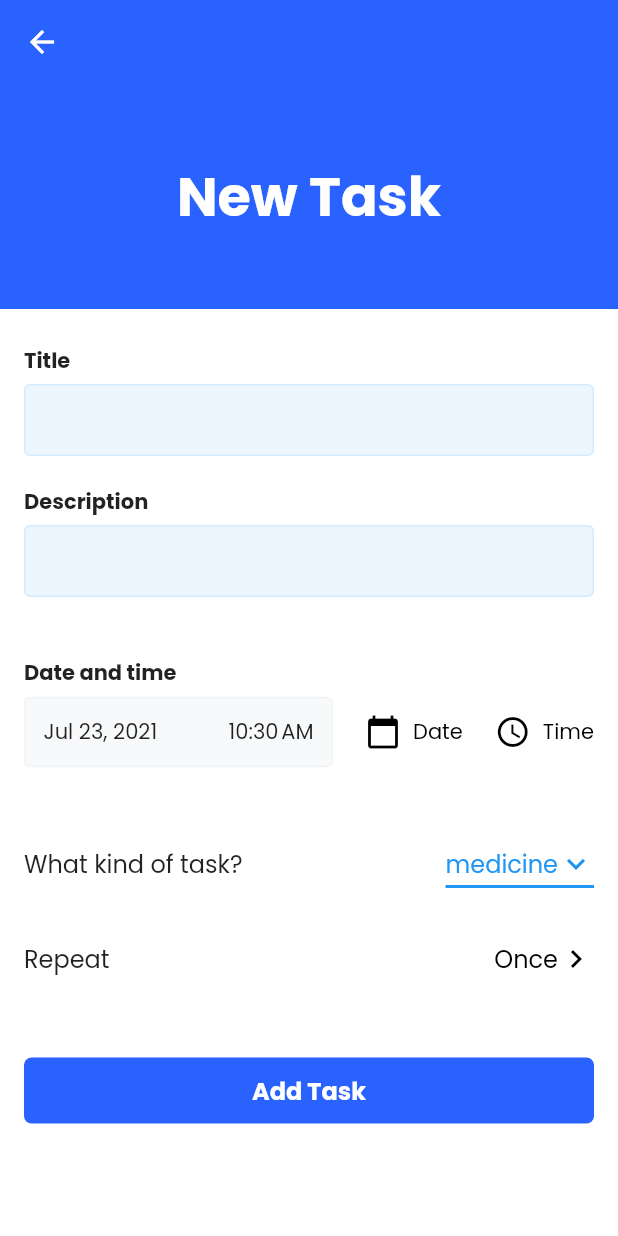
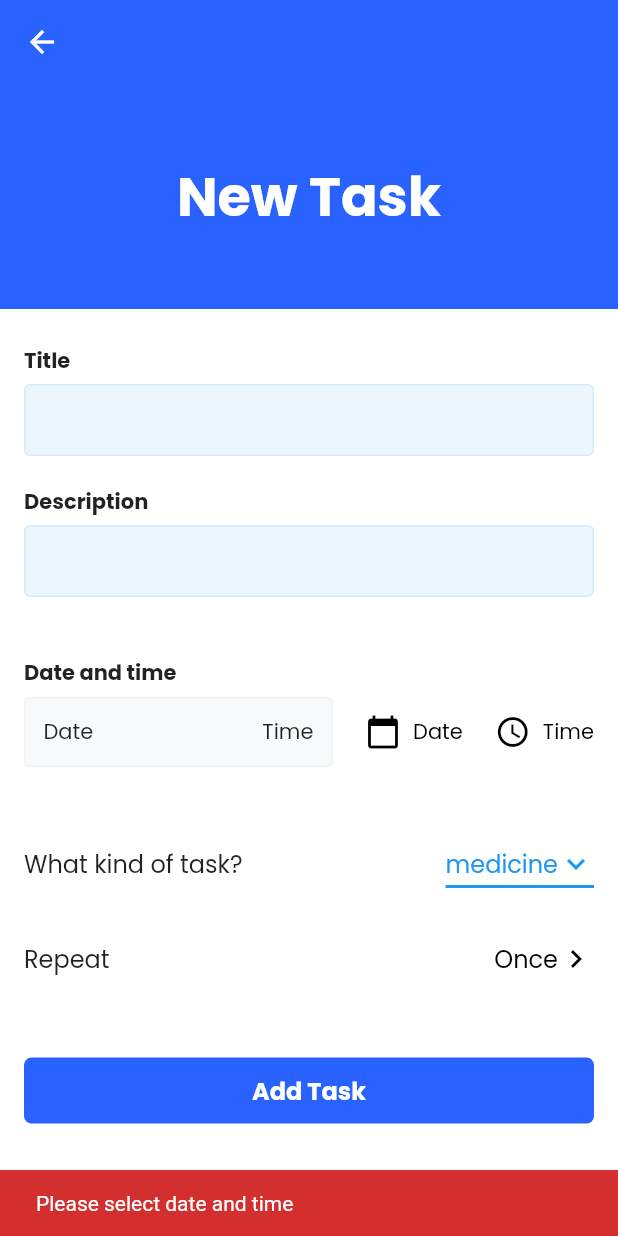
Before and after one commit to NavaneethRenjith/medwise-revamped, a Flutter app: the NewTaskScreen screen opened directly, after a tap on "Add Task", on a phone screen of 412 x 824 dp. Run offline on Flutter 3.47's test engine with Material 2 defaults, Android fonts, the phone set to English and light mode, and no system bars; our stand-ins replace cloud_firestore, firebase_auth, firebase_core, flutter_svg; accounts and stored records are empty.

Commit message:
new-task-form complete

```diff
--- a/lib/screens/task/new_task_screen.dart
+++ b/lib/screens/task/new_task_screen.dart
@@ -1,17 +1,28 @@
 import 'package:flutter/material.dart';
+import 'package:cloud_firestore/cloud_firestore.dart';
 
 import '../../theme/theme.dart';
 import '../../widgets/custom_appbar.dart';
 import '../../widgets/task/new_task_form.dart';
 
-class NewTaskScreen extends StatefulWidget {
+class NewTaskScreen extends StatelessWidget {
   const NewTaskScreen({Key? key}) : super(key: key);
 
-  @override
-  _NewTaskScreenState createState() => _NewTaskScreenState();
-}
+  void _submitTask(
+    String title,
+    String desc,
+    String tag,
+    DateTime date,
+    TimeOfDay time,
+  ) {
+    print(title);
+    print(desc);
+    print(tag);
+    final dateTime =
+        DateTime(date.year, date.month, date.day, time.hour, time.minute);
+    print(dateTime);
+  }
 
-class _NewTaskScreenState extends State<NewTaskScreen> {
   @override
   Widget build(BuildContext context) {
     return Scaffold(
@@ -21,7 +32,7 @@ class _NewTaskScreenState extends State<NewTaskScreen> {
       ),
       backgroundColor: Colors.white,
       body: SingleChildScrollView(
-        child: NewTaskForm(),
+        child: NewTaskForm(_submitTask),
       ),
     );
   }
--- a/lib/widgets/task/new_task_form.dart
+++ b/lib/widgets/task/new_task_form.dart
@@ -4,14 +4,60 @@ import 'package:intl/intl.dart';
 import '../../theme/theme.dart';
 
 class NewTaskForm extends StatefulWidget {
-  const NewTaskForm({Key? key}) : super(key: key);
+  final void Function(
+    String title,
+    String desc,
+    String tag,
+    DateTime date,
+    TimeOfDay time,
+  ) submitTask;
+
+  NewTaskForm(this.submitTask);
 
   @override
   _NewTaskFormState createState() => _NewTaskFormState();
 }
 
 class _NewTaskFormState extends State<NewTaskForm> {
+  final _titleController = TextEditingController();
+  final _descController = TextEditingController();
   String _selectedTag = 'medicine';
+  DateTime? _selectedDate;
+  TimeOfDay? _selectedTime;
+
+  void _presentDatePicker() {
+    showDatePicker(
+      context: context,
+      initialDate: DateTime.now(),
+      firstDate: DateTime.now(),
+      lastDate: DateTime(2022),
+    ).then((pickedDate) {
+      if (pickedDate == null) return;
+      setState(() {
+        _selectedDate = pickedDate;
+      });
+    });
+  }
+
+  void _presentTimePicker() {
+    showTimePicker(
+      context: context,
+      initialTime: TimeOfDay.now(),
+    ).then((pickedTime) {
+      if (pickedTime == null) return;
+      setState(() {
+        _selectedTime = pickedTime;
+      });
+    });
+  }
+
+  @override
+  void dispose() {
+    // Clean up the controller when the widget is disposed.
+    _titleController.dispose();
+    _descController.dispose();
+    super.dispose();
+  }
 
   @override
   Widget build(BuildContext context) {
@@ -22,85 +68,52 @@ class _NewTaskFormState extends State<NewTaskForm> {
       ),
       child: Column(
         children: [
-          Container(
-            margin: const EdgeInsets.only(
-              bottom: 20,
+          TitleAndDesc(
+            titleController: _titleController,
+            descController: _descController,
           ),
-            child: Column(
-              crossAxisAlignment: CrossAxisAlignment.start,
-              children: [
-                Text(
-                  'Title',
+          dateAndTime(context),
+          tagAndRepeatSection(),
+          SizedBox(
+            width: double.infinity,
+            child: TextButton(
+              onPressed: () {
+                if (_selectedDate == null || _selectedTime == null) {
+                  ScaffoldMessenger.of(context).showSnackBar(
+                    SnackBar(
+                      content: Text('Please select date and time'),
+                      backgroundColor: Theme.of(context).errorColor,
+                    ),
+                  );
+                  return;
+                }
+                widget.submitTask(
+                  _titleController.text,
+                  _descController.text,
+                  _selectedTag,
+                  _selectedDate!,
+                  _selectedTime!,
+                );
+                FocusScope.of(context).unfocus();
+              },
+              child: Text(
+                'Add Task',
                 style: TextStyle(
                   fontWeight: FontWeight.bold,
                   fontFamily: 'Poppins',
+                  fontSize: 16,
                 ),
               ),
-                SizedBox(
-                  height: 5,
-                ),
-                TextField(
-                  decoration: InputDecoration(
-                    // hintText: 'Take medicines',
-                    // hintStyle: TextStyle(
-                    //   fontSize: 14,
-                    //   fontStyle: FontStyle.italic,
-                    //   color: Colors.black54,
-                    // ),
-                    filled: true,
-                    fillColor: Color.fromRGBO(189, 224, 254, 0.3),
-                    contentPadding: EdgeInsets.all(12),
-                    enabledBorder: OutlineInputBorder(
-                      borderSide: BorderSide(
-                        color: Color.fromRGBO(189, 224, 254, 0.5),
+              style: TextButton.styleFrom(
+                primary: Colors.white,
+                backgroundColor: blue,
+                padding: EdgeInsets.all(10),
+                shape: RoundedRectangleBorder(
+                  borderRadius: BorderRadius.all(Radius.circular(5)),
                 ),
               ),
             ),
           ),
-              ],
-            ),
-          ),
-          Container(
-            margin: const EdgeInsets.only(
-              bottom: 20,
-            ),
-            child: Column(
-              crossAxisAlignment: CrossAxisAlignment.start,
-              children: [
-                Text(
-                  'Description',
-                  style: TextStyle(
-                    fontWeight: FontWeight.bold,
-                    fontFamily: 'Poppins',
-                  ),
-                ),
-                SizedBox(
-                  height: 5,
-                ),
-                TextField(
-                  decoration: InputDecoration(
-                    // hintText: 'After food tablets',
-                    // hintStyle: TextStyle(
-                    //   fontSize: 14,
-                    //   fontStyle: FontStyle.italic,
-                    //   color: Colors.black54,
-                    // ),
-                    filled: true,
-                    fillColor: Color.fromRGBO(189, 224, 254, 0.3),
-                    contentPadding: EdgeInsets.all(12),
-                    enabledBorder: OutlineInputBorder(
-                      borderSide: BorderSide(
-                        color: Color.fromRGBO(189, 224, 254, 0.5),
-                      ),
-                    ),
-                  ),
-                ),
-              ],
-            ),
-          ),
-          dateAndTime(context),
-          dropdownSection(),
-          AddTask(),
         ],
       ),
     );
@@ -144,28 +157,27 @@ class _NewTaskFormState extends State<NewTaskForm> {
                   mainAxisAlignment: MainAxisAlignment.spaceBetween,
                   children: [
                     Text(
-                      DateFormat.yMMMd().format(DateTime.now()),
-                      style: TextStyle(
-                        fontSize: 14,
-                      ),
+                      _selectedDate == null
+                          ? 'Date'
+                          : DateFormat.yMMMd().format(_selectedDate!),
                     ),
                     Text(
-                      DateFormat.jm().format(DateTime.now()),
-                      style: TextStyle(
-                        fontSize: 14,
-                      ),
+                      _selectedTime == null
+                          ? 'Time'
+                          : MaterialLocalizations.of(context)
+                              .formatTimeOfDay(_selectedTime!),
                     ),
                   ],
                 ),
               ),
               TextButton.icon(
-                onPressed: () {},
+                onPressed: _presentDatePicker,
                 icon: Icon(Icons.calendar_today),
                 label: Text('Date'),
                 style: TextButton.styleFrom(primary: Colors.black),
               ),
               TextButton.icon(
-                onPressed: () {},
+                onPressed: _presentTimePicker,
                 icon: Icon(Icons.access_time),
                 label: Text('Time'),
                 style: TextButton.styleFrom(
@@ -180,7 +192,7 @@ class _NewTaskFormState extends State<NewTaskForm> {
     );
   }
 
-  Padding dropdownSection() {
+  Padding tagAndRepeatSection() {
     return Padding(
       padding: const EdgeInsets.symmetric(vertical: 40),
       child: Column(
@@ -268,33 +280,77 @@ class _NewTaskFormState extends State<NewTaskForm> {
   }
 }
 
-class AddTask extends StatelessWidget {
-  const AddTask({
+class TitleAndDesc extends StatelessWidget {
+  const TitleAndDesc({
     Key? key,
-  }) : super(key: key);
+    required TextEditingController titleController, //! Fix this
+    required TextEditingController descController,
+  })  : _titleController = titleController,
+        _descController = descController,
+        super(key: key);
+
+  final TextEditingController _titleController;
+  final TextEditingController _descController;
 
   @override
   Widget build(BuildContext context) {
-    return SizedBox(
-      width: double.infinity,
-      child: TextButton(
-        onPressed: () {},
-        child: Text(
-          'Add Task',
+    return Container(
+      margin: const EdgeInsets.only(
+        bottom: 20,
+      ),
+      child: Column(
+        crossAxisAlignment: CrossAxisAlignment.start,
+        children: [
+          Text(
+            'Title',
             style: TextStyle(
               fontWeight: FontWeight.bold,
               fontFamily: 'Poppins',
-            fontSize: 16,
             ),
           ),
-        style: TextButton.styleFrom(
-          primary: Colors.white,
-          backgroundColor: blue,
-          padding: EdgeInsets.all(10),
-          shape: RoundedRectangleBorder(
-            borderRadius: BorderRadius.all(Radius.circular(5)),
+          SizedBox(height: 5),
+          TextField(
+            controller: _titleController,
+            style: TextStyle(fontFamily: 'Roboto'),
+            textCapitalization: TextCapitalization.sentences,
+            decoration: InputDecoration(
+              filled: true,
+              fillColor: Color.fromRGBO(189, 224, 254, 0.3),
+              contentPadding: EdgeInsets.all(12),
+              enabledBorder: OutlineInputBorder(
+                borderSide: BorderSide(
+                  color: Color.fromRGBO(189, 224, 254, 0.5),
                 ),
               ),
+            ),
+          ),
+          SizedBox(height: 20),
+          Text(
+            'Description',
+            style: TextStyle(
+              fontWeight: FontWeight.bold,
+              fontFamily: 'Poppins',
+            ),
+          ),
+          SizedBox(
+            height: 5,
+          ),
+          TextField(
+            controller: _descController,
+            style: TextStyle(fontFamily: 'Roboto'),
+            textCapitalization: TextCapitalization.sentences,
+            decoration: InputDecoration(
+              filled: true,
+              fillColor: Color.fromRGBO(189, 224, 254, 0.3),
+              contentPadding: EdgeInsets.all(12),
+              enabledBorder: OutlineInputBorder(
+                borderSide: BorderSide(
+                  color: Color.fromRGBO(189, 224, 254, 0.5),
+                ),
+              ),
+            ),
+          ),
+        ],
       ),
     );
   }
```
Lines whose indentation alone changed are shown as unchanged.
